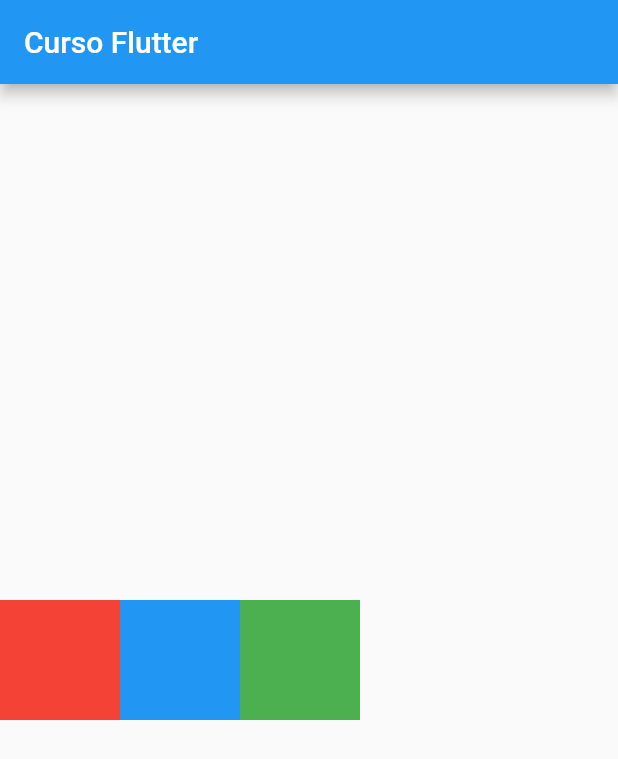
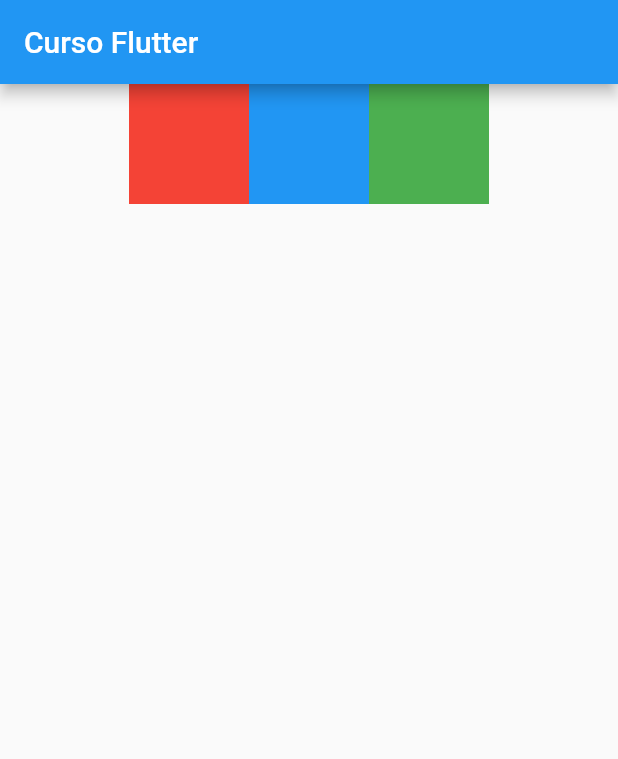
Before and after one commit to paulocf92/flutter-course-2022, a Flutter app: the screen it shows after launch, on a phone screen of 412 x 824 dp. Shown: the top 759 px of the screen. Run offline on Flutter 3.47's test engine with Material 2 defaults, Android fonts, the phone set to English and light mode, and no system bars.

Commit message:
study: main/cross axis alignments in a row (opposite to column)

```diff
--- a/lib/main.dart
+++ b/lib/main.dart
@@ -23,8 +23,8 @@ class _MyHomePageState extends State<MyHomePage> {
             width: double.infinity,
             height: double.infinity,
             child: Row(
-              // mainAxisAlignment: MainAxisAlignment.spaceEvenly,
-              // crossAxisAlignment: CrossAxisAlignment.end,
+              mainAxisAlignment: MainAxisAlignment.center,
+              crossAxisAlignment: CrossAxisAlignment.start,
               children: [
                 Container(
                   width: 80,
```
